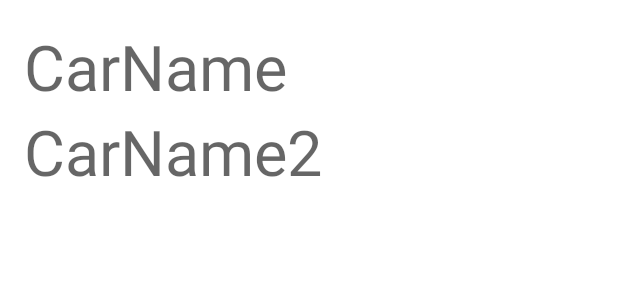
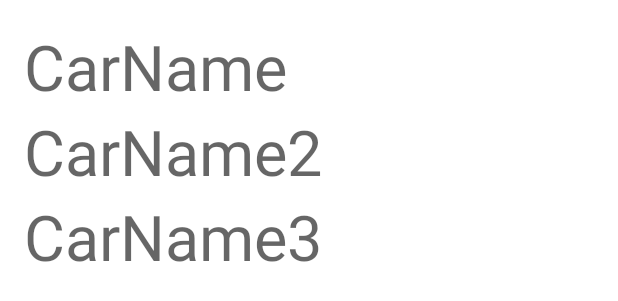
Before and after one commit to ad-sharma/my-app, an Android app: the layout vogella_row.xml on its own in the app's theme, with its tools: preview values and no code run, on a phone screen of 412 x 824 dp. Shown: the top 301 px of the screen. Run offline under Robolectric (Android 15) with nearby library versions, the phone set to English and light mode, and no system bars.

Commit message:
added 3rd textview in vogella_row.xml

```diff
--- a/app/src/main/res/layout/vogella_row.xml
+++ b/app/src/main/res/layout/vogella_row.xml
@@ -20,6 +20,13 @@
         android:textSize="42sp"
         tools:hint="CarName2"
         />
+    <TextView
+        android:id="@+id/vogella_text_vie3"
+        android:layout_width="wrap_content"
+        android:layout_height="wrap_content"
+        android:textSize="42sp"
+        tools:hint="CarName3"
+        />
 
 
 
```
